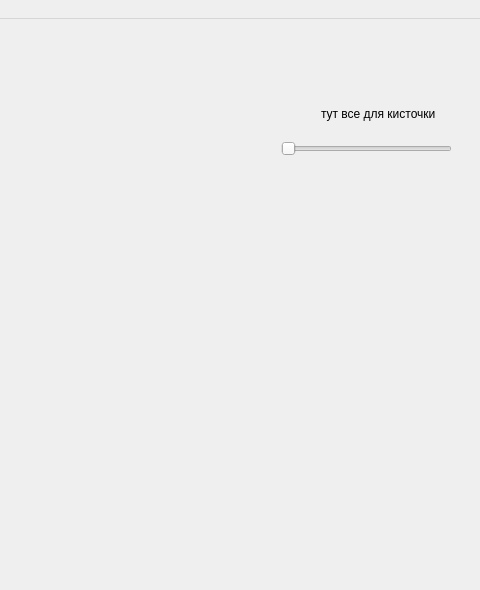
Above: canvas.ui from willam2007/wps before the change; both pictures show x 647 to 1127 and y 0 to 590 of the 1127 by 590 pixel window. Below: the same form after it.
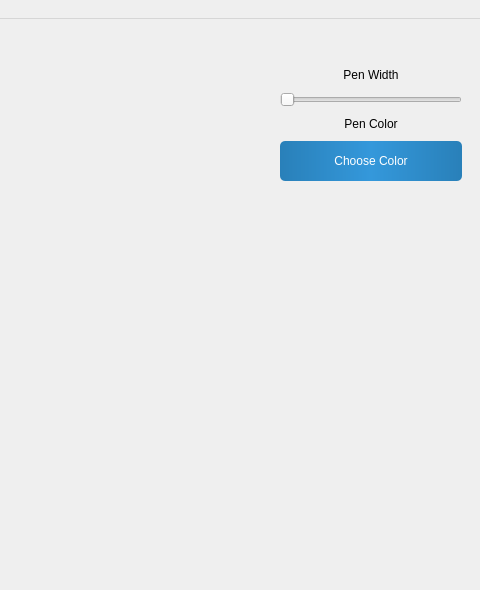
That is the form after the change. Icons and pictures are not drawn.

Commit message: добавлены анимации и красивый canvas_pages

Patch:
```diff
--- a/canvas.ui
+++ b/canvas.ui
@@ -113,32 +113,96 @@
       </property>
       <widget class="QWidget" name="inactive_page"/>
       <widget class="QWidget" name="pen_page">
-       <widget class="QSlider" name="horizontalSlider">
-        <property name="geometry">
-         <rect>
-          <x>10</x>
-          <y>80</y>
-          <width>171</width>
-          <height>22</height>
-         </rect>
+       <property name="objectName">
+        <string>pen_page</string>
+       </property>
+       <layout class="QVBoxLayout" name="verticalLayout">
+        <property name="spacing">
+         <number>10</number>
         </property>
-        <property name="orientation">
-         <enum>Qt::Orientation::Horizontal</enum>
+        <property name="topMargin">
+         <number>10</number>
         </property>
-       </widget>
-       <widget class="QLabel" name="label">
-        <property name="geometry">
-         <rect>
-          <x>50</x>
-          <y>30</y>
-          <width>131</width>
-          <height>51</height>
-         </rect>
-        </property>
-        <property name="text">
-         <string>тут все для кисточки</string>
-        </property>
-       </widget>
+        <item>
+         <widget class="QLabel" name="label">
+          <property name="alignment">
+           <set>Qt::AlignCenter</set>
+          </property>
+          <property name="text">
+           <string>Pen Width</string>
+          </property>
+         </widget>
+        </item>
+        <item>
+         <widget class="QSlider" name="horizontalSlider">
+          <property name="orientation">
+           <enum>Qt::Horizontal</enum>
+          </property>
+          <property name="value">
+           <number>1</number>
+          </property>
+          <property name="minimum">
+           <number>1</number>
+          </property>
+          <property name="maximum">
+           <number>50</number>
+          </property>
+         </widget>
+        </item>
+        <item>
+         <widget class="QLabel" name="colorLabel">
+          <property name="alignment">
+           <set>Qt::AlignCenter</set>
+          </property>
+          <property name="text">
+           <string>Pen Color</string>
+          </property>
+         </widget>
+        </item>
+        <item>
+         <widget class="QPushButton" name="colorButton">
+          <property name="minimumSize">
+           <size>
+            <width>0</width>
+            <height>40</height>
+           </size>
+          </property>
+          <property name="styleSheet">
+           <string notr="true">QPushButton {
+    background: qlineargradient(x1:0, y1:0, x2:1, y2:0, stop:0 #2980b9, stop:0.5 #3498db, stop:1 #2980b9);
+    border: none;
+    border-radius: 5px;
+    color: white;
+    padding: 8px;
+}
+
+QPushButton:hover {
+    background: qlineargradient(x1:0, y1:0, x2:1, y2:0, stop:0 #3498db, stop:0.5 #2980b9, stop:1 #3498db);
+}
+
+QPushButton:pressed {
+    background: #2472a4;
+}</string>
+          </property>
+          <property name="text">
+           <string>Choose Color</string>
+          </property>
+         </widget>
+        </item>
+        <item>
+         <spacer name="verticalSpacer">
+          <property name="orientation">
+           <enum>Qt::Orientation::Vertical</enum>
+          </property>
+          <property name="sizeHint" stdset="0">
+           <size>
+            <width>20</width>
+            <height>40</height>
+           </size>
+          </property>
+         </spacer>
+        </item>
+       </layout>
       </widget>
      </widget>
     </item>
```
The commit also changes 3 other files.
